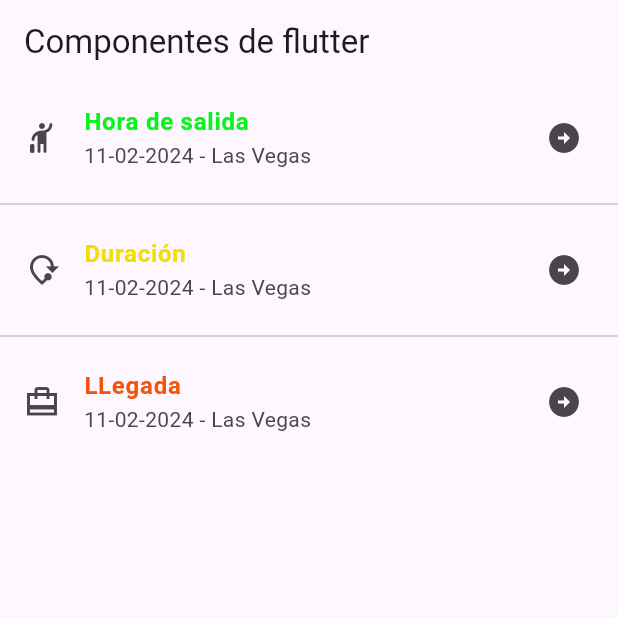
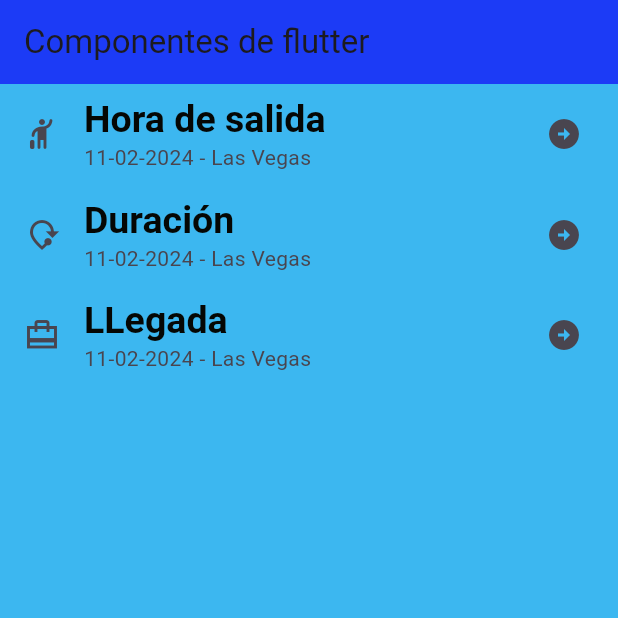
Before and after one commit to Marina-Portillo/componentes_flutter5C, a Flutter app: the screen it shows after launch, on a phone screen of 412 x 824 dp, the top half of it. Run offline on Flutter 3.47's test engine with Material 3 defaults, Android fonts, the phone set to English and light mode, and no system bars.

Commit message:
Add Theme

```diff
--- a/lib/home_screen.dart
+++ b/lib/home_screen.dart
@@ -10,39 +10,30 @@ class HomeScreen extends StatelessWidget {
         title: const Text('Componentes de flutter'),
       ),
         body: ListView(
-          children: const [
+          children: [
             ListTile(
-              leading: Icon(Icons.hail_rounded),
+              leading: const Icon(Icons.hail_rounded),
               title: Text('Hora de salida',
-                  style: TextStyle(color: Color.fromARGB(255, 8, 245, 28),
-                  fontWeight: FontWeight.bold,
+              style: Theme.of(context).textTheme.headlineLarge,
               ),
+              subtitle: const Text('11-02-2024 - Las Vegas'),
+              trailing: const Icon(Icons.arrow_circle_right),
+            ),
+            ListTile(
+              leading: const Icon(Icons.mode_of_travel),
+              title: Text('Duración',
+                style: Theme.of(context).textTheme.headlineLarge,
               ),
-              subtitle: Text('11-02-2024 - Las Vegas'),
-              trailing: Icon(Icons.arrow_circle_right),
+              subtitle: const Text('11-02-2024 - Las Vegas'),
+              trailing: const Icon(Icons.arrow_circle_right),
             ),
-            Divider(),
             ListTile(
-              leading: Icon(Icons.mode_of_travel),
-              title: Text(
-                'Duración',
-                  style: TextStyle(color: Color.fromARGB(255, 245, 221, 8),
-                  fontWeight: FontWeight.bold,
+              leading: const Icon(Icons.wallet_travel_sharp),
+              title: Text('LLegada',
+                style: Theme.of(context).textTheme.headlineLarge,
               ),
-              ),
-              subtitle: Text('11-02-2024 - Las Vegas'),
-              trailing: Icon(Icons.arrow_circle_right),
-            ),
-            Divider(),
-            ListTile(
-              leading: Icon(Icons.wallet_travel_sharp),
-              title: Text('LLegada',
-                  style: TextStyle(color: Color.fromARGB(255, 245, 83, 8),
-                  fontWeight: FontWeight.bold,
-              ),
-              ),
-              subtitle: Text('11-02-2024 - Las Vegas'),
-              trailing: Icon(Icons.arrow_circle_right),
+              subtitle: const Text('11-02-2024 - Las Vegas'),
+              trailing: const Icon(Icons.arrow_circle_right),
             ),
           ],
         ),
--- a/lib/main_app.dart
+++ b/lib/main_app.dart
@@ -1,14 +1,28 @@
 import 'package:flutter/material.dart';
 import 'package:practica3/home_screen.dart';
+
+
 
 class MainApp extends StatelessWidget {
   const MainApp({super.key});
 
   @override
   Widget build(BuildContext context) {
-    return const MaterialApp(
+    return  MaterialApp(
       debugShowCheckedModeBanner: false,
-      home: HomeScreen(),
+      home: const HomeScreen(),
+      theme: ThemeData(
+        scaffoldBackgroundColor: const Color.fromARGB(255, 60, 183, 240),
+        appBarTheme: const AppBarTheme(color: Color.fromARGB(235, 25, 48, 247),),
+        textTheme: const TextTheme(
+          headlineLarge: TextStyle(
+            color: Color.fromARGB(255, 5, 7, 4),
+            fontSize: 25.0,
+            fontWeight: FontWeight.bold,
+            fontFamily: 'sans-serif',
+          )
+        ),
+      ),
     );
   }
 }
```
